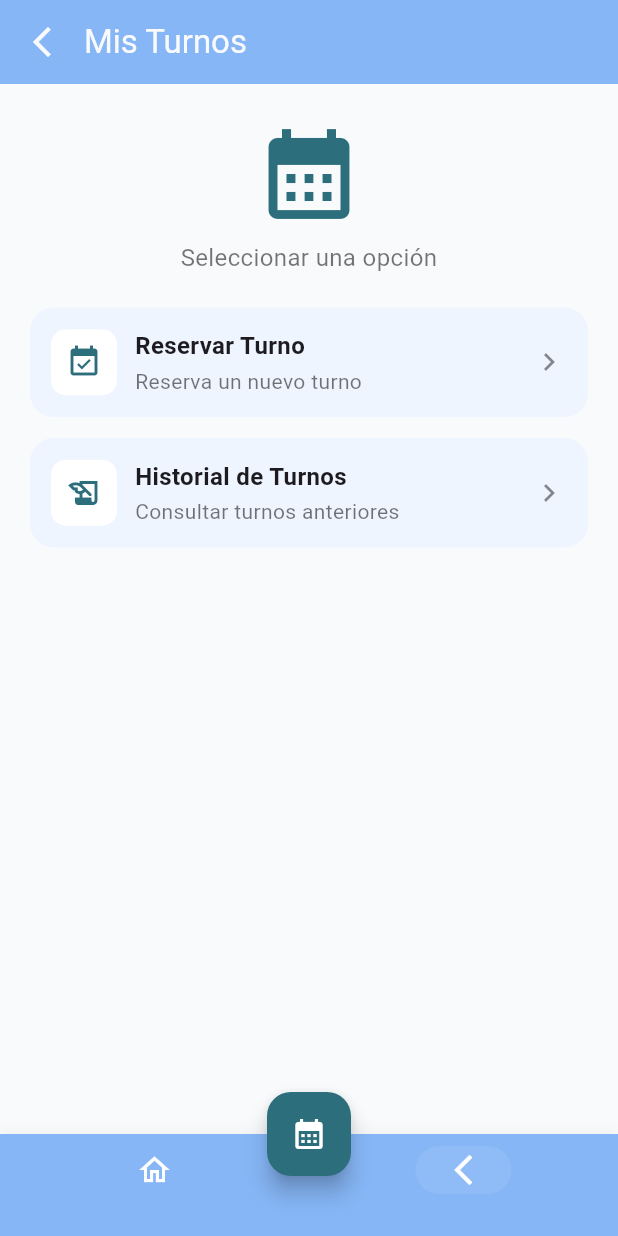
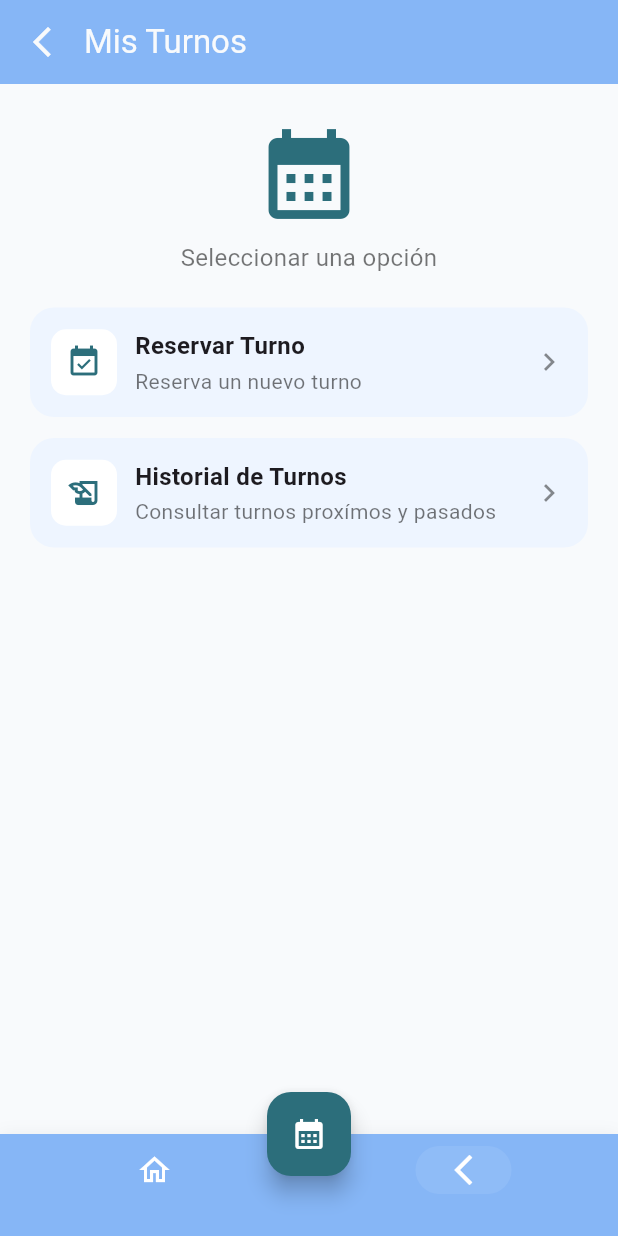
Before and after one commit to asalaverry/App_Gestion_Turnos, a Flutter app: the HomeScreen screen opened directly, after a tap on "Mis Turnos", on a phone screen of 412 x 824 dp. Run offline on Flutter 3.47's test engine with Material 3 defaults, Android fonts, the phone set to English and light mode, and no system bars; our stand-ins replace firebase_auth, firebase_core, firebase_messaging; accounts and stored records are empty; network calls fail.

Commit message:
Cambios notificaciones y varios frontend

```diff
--- a/frontend/lib/main.dart
+++ b/frontend/lib/main.dart
@@ -30,6 +30,7 @@ class MainApp extends StatelessWidget {
   @override
   Widget build(BuildContext context) {
     return MaterialApp(
+      title: 'Turnos Medicina Morón',
       navigatorObservers: [routeObserver],
       home: const LoginScreen(),
     );
--- a/frontend/lib/screens/Home/home_screen.dart
+++ b/frontend/lib/screens/Home/home_screen.dart
@@ -28,7 +28,6 @@ class HomeScreen extends StatefulWidget {
 class _HomeScreenState extends State<HomeScreen> with RouteAware {
   final PageController _pageCtrl = PageController();
   int _currentPage = 0;
-  int _notifCount = 3; // demo
 
   // Próximos turnos (cargados desde el backend)
   List<Appointment> _nextAppointments = [];
@@ -118,8 +117,6 @@ class _HomeScreenState extends State<HomeScreen> with RouteAware {
       backgroundColor: pal.fondo,
       appBar: CustomTopBar.home(
         title: '',
-        notifCount: _notifCount,
-        onNotificationsPressed: () => setState(() => _notifCount = 0),
         //Menu superior
         onMenuSelected: (value) async {
           switch (value) {
--- a/frontend/lib/screens/Turnos/misTurnos.dart
+++ b/frontend/lib/screens/Turnos/misTurnos.dart
@@ -68,7 +68,7 @@ class _MisTurnosScreenState extends State<MisTurnosScreen> {
               // Opción: Historial de turnos
               _OptionTile(
                 title: 'Historial de Turnos',
-                subtitle: 'Consultar turnos anteriores',
+                subtitle: 'Consultar turnos proxímos y pasados',
                 icon: Icons.history_edu,
                 onTap: () {
                   Navigator.of(context).push(
--- a/frontend/lib/screens/Turnos/reservar_turno.dart
+++ b/frontend/lib/screens/Turnos/reservar_turno.dart
@@ -314,6 +314,7 @@ class _ReservarTurnoWizardState extends State<ReservarTurnoWizard> {
         'fecha': fechaStr,
         'horario': _horario,
         'id_profesional': _idProfesional,
+        'recordatorio_activado': _recordatorio24h, // Enviar estado del switch
       };
 
       // Enviar al backend
--- a/frontend/lib/widgets/barra_nav_superior.dart
+++ b/frontend/lib/widgets/barra_nav_superior.dart
@@ -14,8 +14,6 @@ class CustomTopBar extends StatelessWidget implements PreferredSizeWidget {
   // Home
   final void Function(String value)? onMenuSelected;
   final List<PopupMenuEntry<String>> Function(BuildContext context)? menuBuilder;
-  final int notifCount;
-  final VoidCallback? onNotificationsPressed;
 
   // Atras
   final VoidCallback? onBack;
@@ -27,19 +25,15 @@ class CustomTopBar extends StatelessWidget implements PreferredSizeWidget {
     this.bottom,
     this.onMenuSelected,
     this.menuBuilder,
-    this.notifCount = 0,
-    this.onNotificationsPressed,
     this.onBack,
   }) : _mode = mode;
 
-  /// Variante Home: menú + notificaciones
+  /// Variante Home: menú hamburguesa
   factory CustomTopBar.home({
     Key? key,
     String? title,
     required void Function(String value) onMenuSelected,
     required List<PopupMenuEntry<String>> Function(BuildContext context) menuBuilder,
-    int notifCount = 0,
-    VoidCallback? onNotificationsPressed,
     PreferredSizeWidget? bottom,
   }) {
     return CustomTopBar._(
@@ -49,8 +43,6 @@ class CustomTopBar extends StatelessWidget implements PreferredSizeWidget {
       bottom: bottom,
       onMenuSelected: onMenuSelected,
       menuBuilder: menuBuilder,
-      notifCount: notifCount,
-      onNotificationsPressed: onNotificationsPressed,
     );
   }
 
@@ -96,36 +88,6 @@ class CustomTopBar extends StatelessWidget implements PreferredSizeWidget {
               onPressed: onBack ?? () => Navigator.of(context).maybePop(),
             ),
       title: Text(title ?? ''),
-      actions: _mode == _Mode.home
-          ? [
-              Stack(
-                clipBehavior: Clip.none,
-                children: [
-                  IconButton(
-                    icon: const Icon(Icons.notifications_none),
-                    onPressed: onNotificationsPressed,
-                  ),
-                  if (notifCount > 0)
-                    Positioned(
-                      right: 10,
-                      top: 10,
-                      child: Container(
-                        padding: const EdgeInsets.symmetric(horizontal: 6, vertical: 2),
-                        decoration: BoxDecoration(
-                          color: pal.colorAtencion,
-                          borderRadius: BorderRadius.circular(12),
-                        ),
-                        child: Text(
-                          notifCount > 9 ? '9+' : '$notifCount',
-                          style: const TextStyle(color: Colors.white, fontSize: 11, fontWeight: FontWeight.bold),
-                        ),
-                      ),
-                    ),
-                ],
-              ),
-              const SizedBox(width: 8),
-            ]
-          : null,
       bottom: bottom,
     );
   }
```
Also changed, not shown: 3 other files.
